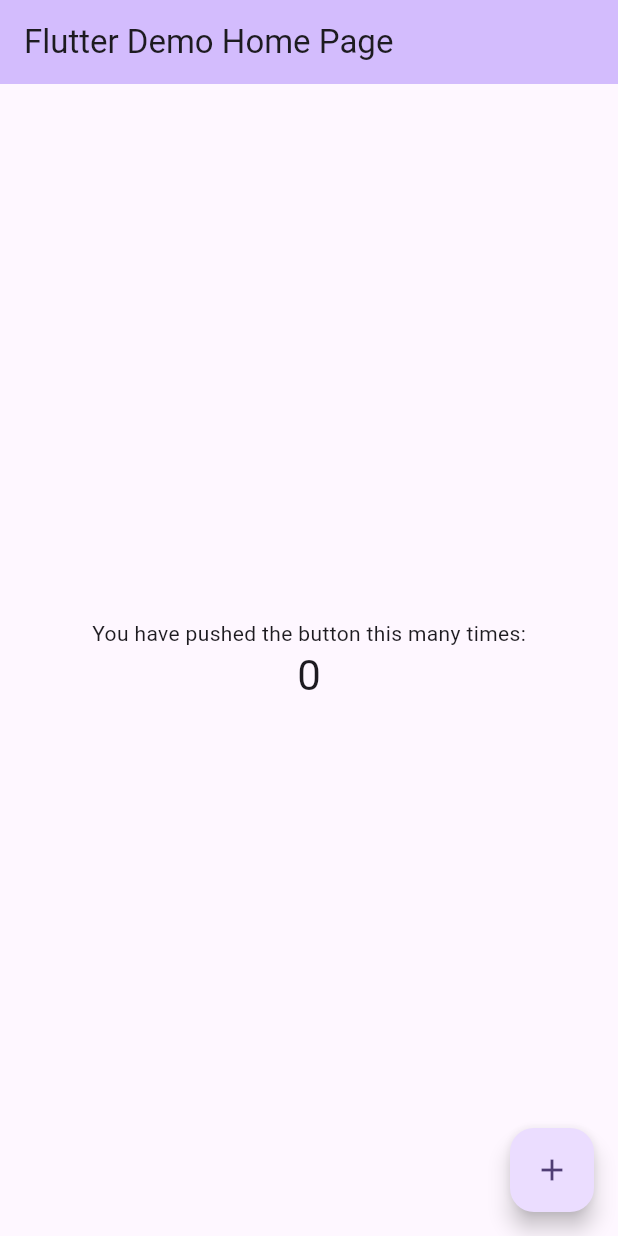
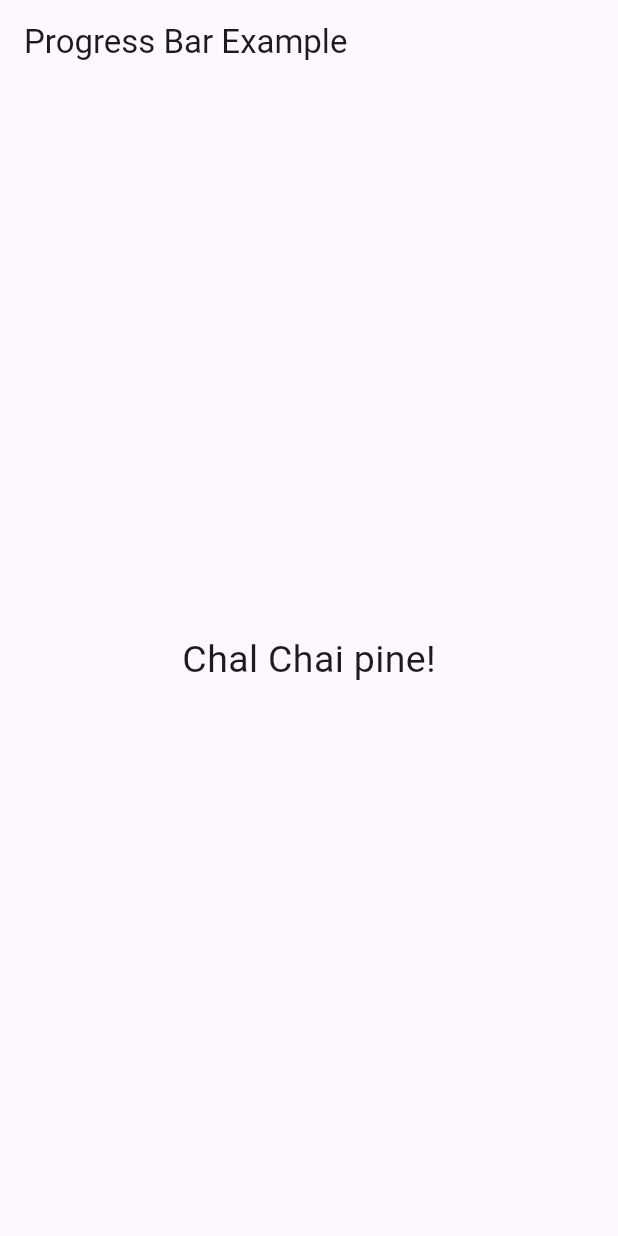
Before and after one commit to shiwani08/new_features, a Flutter app: the screen it shows after launch, on a phone screen of 412 x 824 dp. Run offline on Flutter 3.47's test engine with Material 3 defaults, Android fonts, the light colour scheme and no system bars.

Commit message:
progress bar added

```diff
--- a/lib/home.dart
+++ b/lib/home.dart
@@ -0,0 +1,35 @@
+import 'package:flutter/material.dart';
+import 'package:new_features/progressbar.dart';
+
+class HomePage extends StatefulWidget {
+  const HomePage({super.key});
+
+  @override
+  State<HomePage> createState() => _HomePageState();
+}
+
+class _HomePageState extends State<HomePage> {
+  @override
+  Widget build(BuildContext context) {
+    return MaterialApp(
+      home: Scaffold(
+        appBar: AppBar(
+          title: Column(
+            mainAxisAlignment: MainAxisAlignment.center,
+            crossAxisAlignment: CrossAxisAlignment.center,
+            children: [
+              Padding(
+                padding: const EdgeInsets.only(top: 25.0, left: 10),
+                child: Text('Progress chlra h bhai',
+                style: TextStyle(
+                  fontSize: 30,
+                  color: Colors.blueGrey,
+                ),),
+              ),
+            ],
+          ),
+        ),
+      ),
+    );
+  }
+}
--- a/lib/main.dart
+++ b/lib/main.dart
@@ -1,4 +1,5 @@
 import 'package:flutter/material.dart';
+import 'package:new_features/progressbar.dart';
 
 void main() {
   runApp(const MyApp());
@@ -7,119 +8,10 @@
 class MyApp extends StatelessWidget {
   const MyApp({super.key});
 
-  // This widget is the root of your application.
   @override
   Widget build(BuildContext context) {
     return MaterialApp(
-      title: 'Flutter Demo',
-      theme: ThemeData(
-        // This is the theme of your application.
-        //
-        // TRY THIS: Try running your application with "flutter run". You'll see
-        // the application has a purple toolbar. Then, without quitting the app,
-        // try changing the seedColor in the colorScheme below to Colors.green
-        // and then invoke "hot reload" (save your changes or press the "hot
-        // reload" button in a Flutter-supported IDE, or press "r" if you used
-        // the command line to start the app).
-        //
-        // Notice that the counter didn't reset back to zero; the application
-        // state is not lost during the reload. To reset the state, use hot
-        // restart instead.
-        //
-        // This works for code too, not just values: Most code changes can be
-        // tested with just a hot reload.
-        colorScheme: ColorScheme.fromSeed(seedColor: Colors.deepPurple),
-        useMaterial3: true,
-      ),
-      home: const MyHomePage(title: 'Flutter Demo Home Page'),
+      home: ProgressBar(), // This now wraps ProgressBar in a MaterialApp
     );
   }
 }
-
-class MyHomePage extends StatefulWidget {
-  const MyHomePage({super.key, required this.title});
-
-  // This widget is the home page of your application. It is stateful, meaning
-  // that it has a State object (defined below) that contains fields that affect
-  // how it looks.
-
-  // This class is the configuration for the state. It holds the values (in this
-  // case the title) provided by the parent (in this case the App widget) and
-  // used by the build method of the State. Fields in a Widget subclass are
-  // always marked "final".
-
-  final String title;
-
-  @override
-  State<MyHomePage> createState() => _MyHomePageState();
-}
-
-class _MyHomePageState extends State<MyHomePage> {
-  int _counter = 0;
-
-  void _incrementCounter() {
-    setState(() {
-      // This call to setState tells the Flutter framework that something has
-      // changed in this State, which causes it to rerun the build method below
-      // so that the display can reflect the updated values. If we changed
-      // _counter without calling setState(), then the build method would not be
-      // called again, and so nothing would appear to happen.
-      _counter++;
-    });
-  }
-
-  @override
-  Widget build(BuildContext context) {
-    // This method is rerun every time setState is called, for instance as done
-    // by the _incrementCounter method above.
-    //
-    // The Flutter framework has been optimized to make rerunning build methods
-    // fast, so that you can just rebuild anything that needs updating rather
-    // than having to individually change instances of widgets.
-    return Scaffold(
-      appBar: AppBar(
-        // TRY THIS: Try changing the color here to a specific color (to
-        // Colors.amber, perhaps?) and trigger a hot reload to see the AppBar
-        // change color while the other colors stay the same.
-        backgroundColor: Theme.of(context).colorScheme.inversePrimary,
-        // Here we take the value from the MyHomePage object that was created by
-        // the App.build method, and use it to set our appbar title.
-        title: Text(widget.title),
-      ),
-      body: Center(
-        // Center is a layout widget. It takes a single child and positions it
-        // in the middle of the parent.
-        child: Column(
-          // Column is also a layout widget. It takes a list of children and
-          // arranges them vertically. By default, it sizes itself to fit its
-          // children horizontally, and tries to be as tall as its parent.
-          //
-          // Column has various properties to control how it sizes itself and
-          // how it positions its children. Here we use mainAxisAlignment to
-          // center the children vertically; the main axis here is the vertical
-          // axis because Columns are vertical (the cross axis would be
-          // horizontal).
-          //
-          // TRY THIS: Invoke "debug painting" (choose the "Toggle Debug Paint"
-          // action in the IDE, or press "p" in the console), to see the
-          // wireframe for each widget.
-          mainAxisAlignment: MainAxisAlignment.center,
-          children: <Widget>[
-            const Text(
-              'You have pushed the button this many times:',
-            ),
-            Text(
-              '$_counter',
-              style: Theme.of(context).textTheme.headlineMedium,
-            ),
-          ],
-        ),
-      ),
-      floatingActionButton: FloatingActionButton(
-        onPressed: _incrementCounter,
-        tooltip: 'Increment',
-        child: const Icon(Icons.add),
-      ), // This trailing comma makes auto-formatting nicer for build methods.
-    );
-  }
-}
--- a/lib/progressbar.dart
+++ b/lib/progressbar.dart
@@ -0,0 +1,75 @@
+import 'package:flutter/material.dart';
+
+void main() {
+  runApp(const MyApp());
+}
+
+class MyApp extends StatelessWidget {
+  const MyApp({super.key});
+
+  @override
+  Widget build(BuildContext context) {
+    return MaterialApp(
+      home: ProgressBar(),
+    );
+  }
+}
+
+class ProgressBar extends StatelessWidget {
+  const ProgressBar({super.key});
+
+  @override
+  Widget build(BuildContext context) {
+    return Scaffold(
+      appBar: AppBar(
+        title: Text('Progress Bar Example'),
+      ),
+      body: Center(
+        child: ProgressBarDemo(),
+      ),
+    );
+  }
+}
+
+class ProgressBarDemo extends StatelessWidget {
+  const ProgressBarDemo({super.key});
+
+  @override
+  Widget build(BuildContext context) {
+    return FutureBuilder(
+      future: simulateProgress(),
+      builder: (context, snapshot) {
+        if (snapshot.connectionState == ConnectionState.waiting) {
+          return Column(
+            mainAxisAlignment: MainAxisAlignment.center,
+            children: [
+              Padding(
+                padding: const EdgeInsets.all(13.0),
+                child: LinearProgressIndicator(
+                  backgroundColor: Colors.grey,
+                  valueColor: AlwaysStoppedAnimation<Color>(Colors.blue),
+                ),
+              ),
+              SizedBox(height: 20),
+              Text('Taiyaar hora hu bhai...',
+                style: TextStyle(
+                  fontSize: 25,
+                ),),
+            ],
+          );
+        } else if (snapshot.connectionState == ConnectionState.done) {
+          return Text('Chal Chai pine!',
+          style: TextStyle(
+            fontSize: 25,
+          ),);
+        } else {
+          return Text('Code phatt gya');
+        }
+      },
+    );
+  }
+
+  Future<void> simulateProgress() async {
+    await Future.delayed(Duration(seconds: 3));
+  }
+}
```
